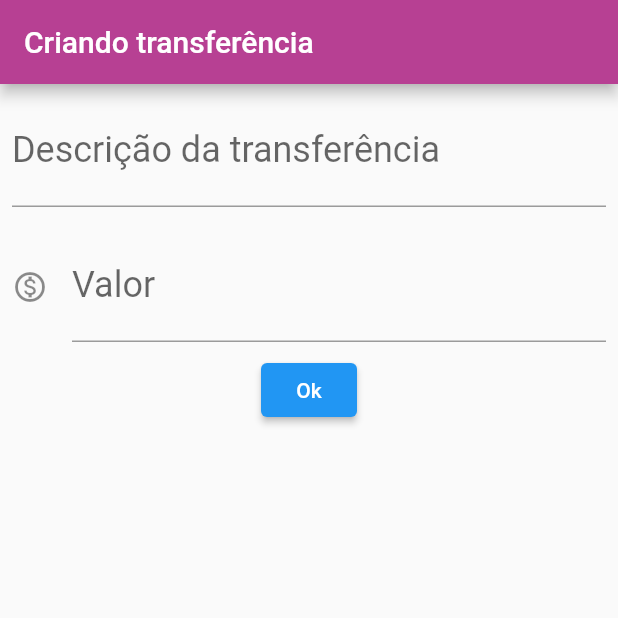
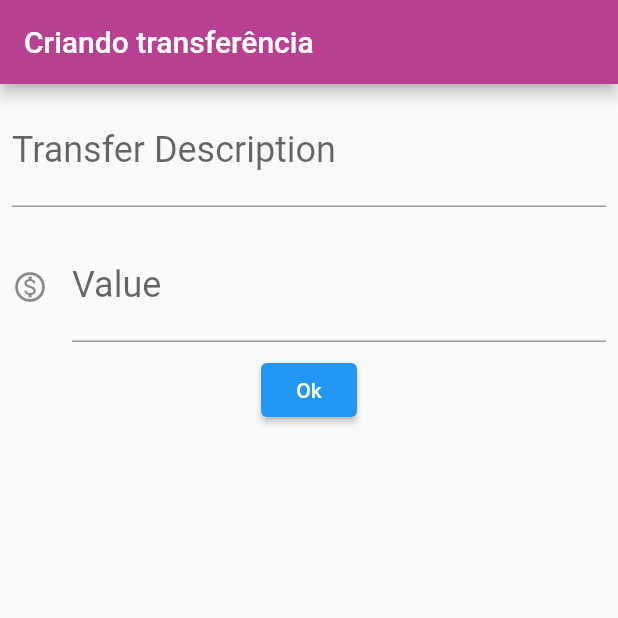
Before and after one commit to Wercton/ByteBank, a Flutter app: the screen it shows after launch, after a tap on "Ok", on a phone screen of 412 x 824 dp, the top half of it. Run offline on Flutter 3.47's test engine with Material 2 defaults, Android fonts, the phone set to English and light mode, and no system bars.

```diff
--- a/lib/main.dart
+++ b/lib/main.dart
@@ -14,8 +14,10 @@ class ByteBankApp extends StatelessWidget {
     );
   }
 }
+// shift + F6 -> rename
+// ctrl + alt + m -> extrai método
+class TransferForm extends StatelessWidget {
 
-class TransferForm extends StatelessWidget {
   final TextEditingController _TECTransferDescription = TextEditingController();
   final TextEditingController _TECValue = TextEditingController();
 
@@ -28,36 +30,27 @@ class TransferForm extends StatelessWidget {
       ),
       body: Column(
         children: <Widget>[
-          Padding(
-            padding: const EdgeInsets.all(8.0),
-            child: TextField(
-              style: const TextStyle(
-                fontSize: 24,
-              ),
-              decoration: const InputDecoration(
-                labelText: 'Descrição da transferência',
-                hintText: 'pagamento x pela razão y',
-              ),
+          Editor(
+              strLabel: 'Transfer Description',
+              strHint: 'Payment for reason x',
               controller: _TECTransferDescription,
           ),
-          ),
-          Padding(
-            padding: const EdgeInsets.all(8.0),
-            child: TextField(
-              style: const TextStyle(
-                fontSize: 24,
-              ),
-              decoration: const InputDecoration(
-                  icon: Icon(Icons.monetization_on_outlined),
-                  labelText: 'Valor',
-                  hintText: '00,00'),
-              keyboardType: TextInputType.number,
+          Editor(
+            strLabel: 'Value',
+            strHint: '0.00',
             controller: _TECValue,
-            ),
+            iconMoney: Icons.monetization_on_outlined,
           ),
           ElevatedButton(
             child: const Text('Ok'),
-            onPressed: () {
+            onPressed: () => TransferEfetuation(context),
+          )
+        ],
+      ),
+    );
+  }
+
+  void TransferEfetuation(BuildContext context) {
     final String strTransferDescription =
         _TECTransferDescription.text;
     final double? dblValue = double.tryParse(_TECValue.text);
@@ -65,11 +58,38 @@ class TransferForm extends StatelessWidget {
     if (strTransferDescription != '' && dblValue != null) {
       final Transfer _createdTransfer =
           Transfer(dblValue, strTransferDescription);
-                debugPrint('$_createdTransfer');
+      ScaffoldMessenger.of(context).showSnackBar(
+        SnackBar(
+          content: Text('$_createdTransfer'),
+        )
+      );
     }
-            },
-          )
-        ],
+  }
+}
+
+class Editor extends StatelessWidget {
+
+  final String? strLabel;
+  final String? strHint;
+  final TextEditingController? controller;
+  final IconData? iconMoney;
+
+  Editor({this.strLabel, this.strHint, this.controller, this.iconMoney});
+
+  @override
+  Widget build(BuildContext context) {
+    return Padding(
+      padding: const EdgeInsets.all(8.0),
+      child: TextField(
+        style: const TextStyle(
+          fontSize: 24,
+        ),
+        decoration: InputDecoration(
+          icon: iconMoney != null ? Icon(iconMoney) : null,
+          labelText: strLabel,
+          hintText: strHint,
+        ),
+        controller: controller,
       ),
     );
   }
```
Lines whose indentation alone changed are shown as unchanged.
